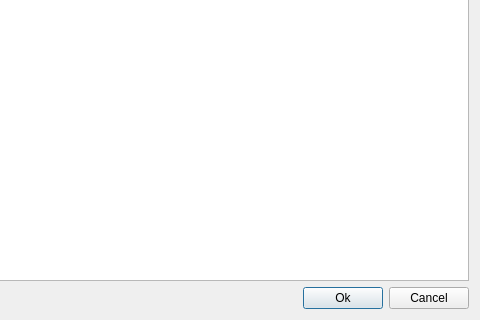
violethaze74/ugene, file src/corelibs/U2Gui/src/util_gui/ui/ProjectTreeItemSelectorDialogBase.ui: the form before one commit; both pictures show x 232 to 712 and y 141 to 461 of the 712 by 461 pixel window.
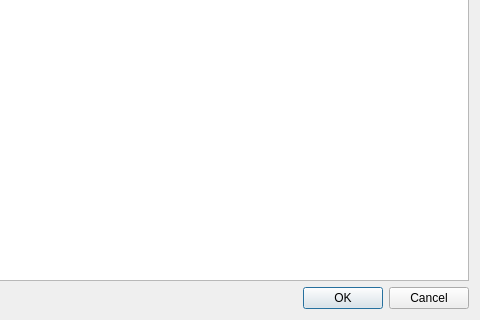
The form after the commit.

```diff
--- a/src/corelibs/U2Gui/src/util_gui/ui/ProjectTreeItemSelectorDialogBase.ui
+++ b/src/corelibs/U2Gui/src/util_gui/ui/ProjectTreeItemSelectorDialogBase.ui
@@ -40,7 +40,7 @@
      <item>
       <widget class="QPushButton" name="okButton" >
        <property name="text" >
-        <string>Ok</string>
+        <string>OK</string>
        </property>
        <property name="default" >
         <bool>true</bool>
```
Left out of the diff: 2 changed lines with no effect on the pictures.
